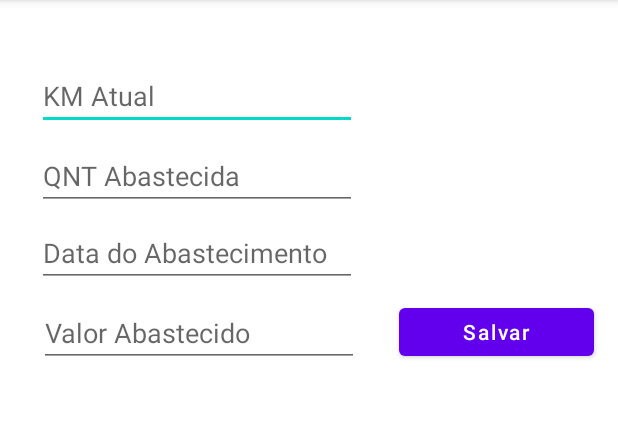
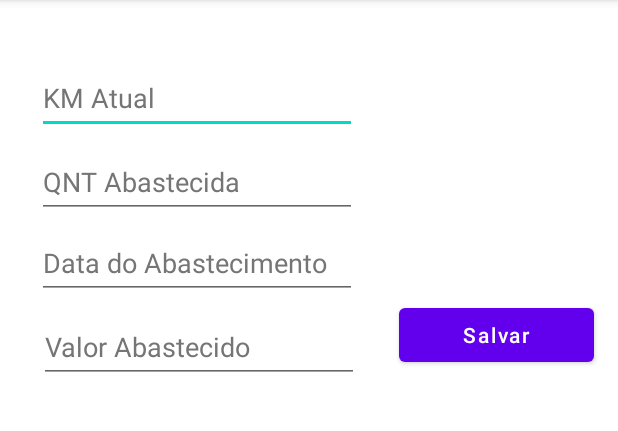
Before and after one commit to DaniloLima0707/ControleDeAbastecimento, an Android app: the screen it shows after launch (MainActivity), on a phone screen of 412 x 824 dp, the part 84-515 px from its top. Run offline under Robolectric (Android 15) with nearby library versions, the phone set to English and light mode, and no system bars; 3 statements that could not run were skipped.

Commit message:
Correção no Banco de Dados e na Main

```diff
--- a/app/src/main/java/br/unigran/controledeabastecimento/MainActivity.java
+++ b/app/src/main/java/br/unigran/controledeabastecimento/MainActivity.java
@@ -36,6 +36,9 @@ public class MainActivity extends AppCompatActivity {
     protected void onCreate(Bundle savedInstanceState) {
         super.onCreate(savedInstanceState);
         setContentView(R.layout.activity_main);
+
+        db = new DBHelper(this);
+        registroDB = new RegistroDB(db);
 
         kmAtual = findViewById(R.id.kmAtual);
         qntAbastecida = findViewById(R.id.qntAbastecida);
--- a/app/src/main/res/layout/activity_main.xml
+++ b/app/src/main/res/layout/activity_main.xml
@@ -13,9 +13,12 @@
         android:layout_marginStart="26dp"
         android:layout_marginTop="41dp"
         android:layout_marginEnd="175dp"
+        android:autofillHints=""
         android:ems="10"
         android:hint="@string/kmAtual"
         android:inputType="number"
+        android:minHeight="48dp"
+        android:textColorHint="#757575"
         app:layout_constraintEnd_toEndOf="parent"
         app:layout_constraintStart_toStartOf="parent"
         app:layout_constraintTop_toTopOf="parent" />
@@ -27,9 +30,12 @@
         android:layout_marginStart="26dp"
         android:layout_marginTop="8dp"
         android:layout_marginEnd="175dp"
+        android:autofillHints=""
         android:ems="10"
         android:hint="@string/qntAbastecida"
         android:inputType="number"
+        android:minHeight="48dp"
+        android:textColorHint="#757575"
         app:layout_constraintEnd_toEndOf="parent"
         app:layout_constraintStart_toStartOf="parent"
         app:layout_constraintTop_toBottomOf="@+id/kmAtual" />
@@ -41,9 +47,12 @@
         android:layout_marginStart="26dp"
         android:layout_marginTop="6dp"
         android:layout_marginEnd="175dp"
+        android:autofillHints=""
         android:ems="10"
         android:hint="@string/diaAbastecido"
         android:inputType="date"
+        android:minHeight="48dp"
+        android:textColorHint="#757575"
         app:layout_constraintEnd_toEndOf="parent"
         app:layout_constraintStart_toStartOf="parent"
         app:layout_constraintTop_toBottomOf="@+id/qntAbastecida" />
@@ -54,20 +63,22 @@
         android:layout_height="wrap_content"
         android:layout_marginStart="26dp"
         android:layout_marginTop="8dp"
+        android:autofillHints=""
         android:ems="10"
         android:hint="@string/valorAbastecido"
         android:inputType="number"
+        android:minHeight="48dp"
+        android:textColorHint="#757575"
         app:layout_constraintStart_toStartOf="parent"
         app:layout_constraintTop_toBottomOf="@+id/diaAbastecimento" />
 
     <Button
         android:id="@+id/btnSalvar"
         android:layout_width="130dp"
-        android:layout_height="44dp"
+        android:layout_height="48dp"
         android:layout_marginStart="28dp"
         android:layout_marginTop="199dp"
         android:layout_marginEnd="17dp"
-        android:layout_marginBottom="8dp"
         android:hint="@string/salvar"
         android:textColorHint="#FFFFFF"
         app:layout_constraintEnd_toEndOf="parent"
```
